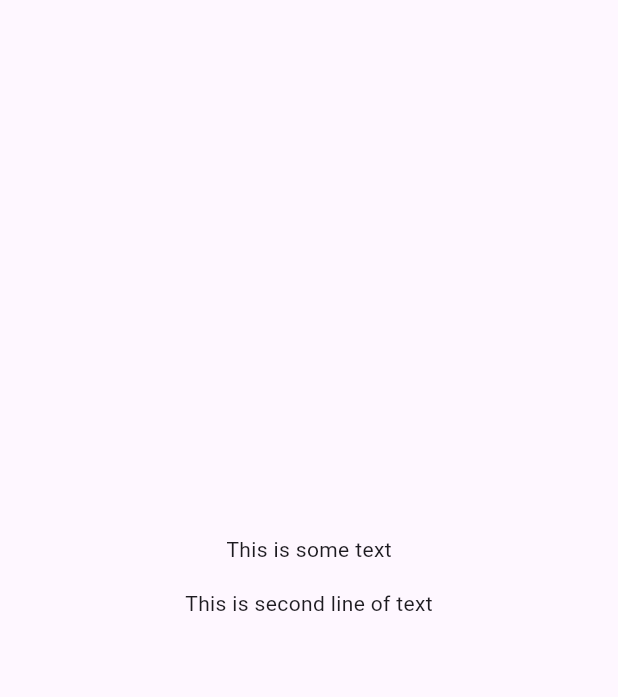
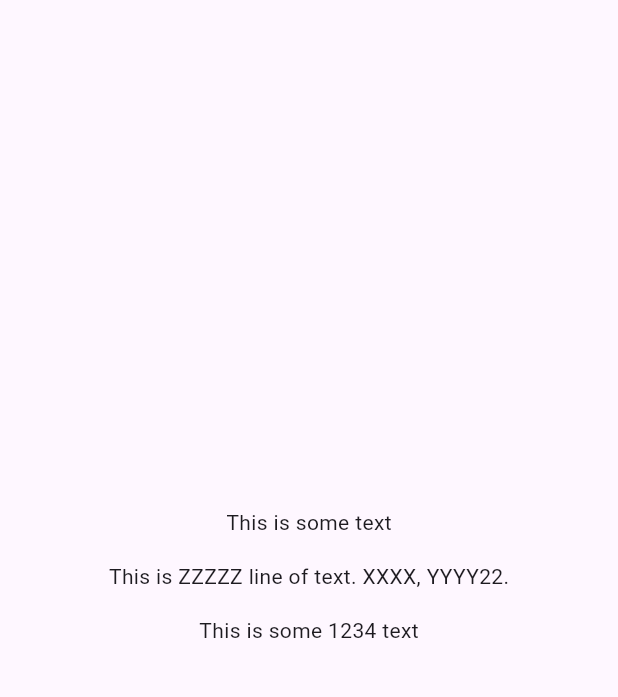
Before and after one commit to s17476/ml_translator, a Flutter app: the first screen one second after launch, on a phone screen of 412 x 824 dp, the part 84-781 px from its top. Run offline on Flutter 3.47's test engine with Material 3 defaults, Android fonts, the phone set to English and light mode, and no system bars; missing offline and left inert: analyzer, build, google_mlkit_translation, source_gen.

Commit message:
Custom translations

```diff
--- a/example/lib/main.dart
+++ b/example/lib/main.dart
@@ -58,7 +58,15 @@ class _MyHomePageState extends State<MyHomePage> {
             ),
             const SizedBox(height: 16),
             Text(
-              Translator.of(context).secondText,
+              Translator.of(context).secondText(
+                'ZZZZZ',
+                'XXXX',
+                'YYYY22',
+              ),
+            ),
+            const SizedBox(height: 16),
+            Text(
+              Translator.of(context).bodyTextWithVar('1234'),
             ),
           ],
         ),
--- a/example/lib/model/example.dart
+++ b/example/lib/model/example.dart
@@ -5,242 +5,19 @@ part 'example.translator.dart';
 @MlTranslator(sourceLanguage: 'en')
 class Example with _$Example {
   const factory Example({
-    @Val('My best app', description: 'My awesome title') String title,
-    @Val('This is some text') String bodyText,
-    @Val('This is second line of text') String secondText,
+    @Val(
+      'My best app',
+      description: 'My awesome title',
+      pl: 'Mój customowy własny opis',
+    )
+    String title,
+    @Val('This is some text', pl: 'Ble ble') String bodyText,
+    @Val('This is some %s text', description: 'My descriptionix')
+    String bodyTextWithVar,
+    @Val(
+      'This is %s line of text. %s, %s.',
+      description: 'Mój opis',
+    )
+    String secondText,
   }) = _Example;
 }
-
-// class _Example implements Example, MlTranslation {
-//   const _Example({
-//     this.sourceLanguage = 'en',
-//     this.$downloading = 'Downloading language model',
-//     this.$translating = 'Translating',
-//     this.$done = 'Done',
-//     this.$error = 'Error',
-//     this.$attribution =
-//         'THIS SERVICE MAY CONTAIN TRANSLATIONS POWERED BY GOOGLE. GOOGLE DISCLAIMS ALL WARRANTIES RELATED TO THE TRANSLATIONS, EXPRESS OR IMPLIED, INCLUDING ANY WARRANTIES OF ACCURACY, RELIABILITY, AND ANY IMPLIED WARRANTIES OF MERCHANTABILITY, FITNESS FOR A PARTICULAR PURPOSE AND NONINFRINGEMENT.',
-//     this.title = 'My best app',
-//     this.bodyText = 'This is some text',
-//     this.secondText = 'This is second line of text',
-//   });
-
-//   @override
-//   final String sourceLanguage;
-
-//   @override
-//   final String $downloading;
-
-//   @override
-//   final String $translating;
-
-//   @override
-//   final String $done;
-
-//   @override
-//   final String $error;
-
-//   @override
-//   final String $attribution;
-
-//   @override
-//   final String title;
-
-//   @override
-//   final String bodyText;
-
-//   @override
-//   final String secondText;
-
-//   @override
-//   Future<Example> translateTo(TranslationLanguage targetLanguage) async {
-//     const translate = TranslatorUtils.translate;
-
-//     if (targetLanguage.code == sourceLanguage) return this;
-
-//     return _Example(
-//       sourceLanguage: targetLanguage.code,
-//       $downloading: await translate($downloading),
-//       $translating: await translate($translating),
-//       $done: await translate($done),
-//       $error: await translate($error),
-//       $attribution: await translate($attribution),
-//       title: await translate(title),
-//       bodyText: await translate(bodyText),
-//       secondText: await translate(secondText),
-//     );
-//   }
-
-//   @override
-//   int get hashCode => Object.hashAll([
-//         sourceLanguage,
-//         $downloading,
-//         $translating,
-//         $done,
-//         $error,
-//         $attribution,
-//         title,
-//         bodyText,
-//         secondText,
-//       ]);
-// }
-
-// mixin _$Example {
-//   String get title => throw Exception();
-//   String get bodyText => throw Exception();
-//   String get secondText => throw Exception();
-// }
-
-// class Translator extends StatefulWidget {
-//   const Translator({
-//     super.key,
-//     required this.builder,
-//     this.cleanLanguageModels = true,
-//   });
-
-//   final Builder builder;
-//   final bool cleanLanguageModels;
-
-//   static TranslatorState of(BuildContext context) {
-//     try {
-//       return context
-//           .dependOnInheritedWidgetOfExactType<_InheritedTranslator>()!
-//           .state;
-//     } catch (_) {
-//       throw Exception('Please provide Translator context');
-//     }
-//   }
-
-//   @override
-//   State<Translator> createState() => TranslatorState();
-// }
-
-// class TranslatorState<T extends MlTranslation> extends State<Translator> {
-//   late Example _translation;
-//   bool _isDownloading = false;
-//   bool _isTranslating = false;
-//   bool _showError = false;
-//   bool _showInfo = false;
-
-//   Locale get locale => Locale((_translation as _Example).sourceLanguage);
-
-//   String get $downloading => (_translation as _Example).$downloading;
-//   String get $translating => (_translation as _Example).$translating;
-//   String get $done => (_translation as _Example).$done;
-//   String get $error => (_translation as _Example).$error;
-//   String get $attribution => (_translation as _Example).$attribution;
-
-//   /// My awesome title
-//   String get title => _translation.title;
-
-//   String get bodyText => _translation.bodyText;
-
-//   String get secondText => _translation.secondText;
-
-//   Future<void> translateTo(TranslationLanguage targetLanguage) async {
-//     setState(() {
-//       _isDownloading = true;
-//       _isTranslating = true;
-//       _showError = false;
-//       _showInfo = true;
-//     });
-
-//     const source = (Example() as _Example);
-
-//     final sourceLanguage = source.sourceLanguage;
-
-//     final isInitialized = await TranslatorUtils.initTranslator(
-//       TranslationLanguage.values.firstWhere(
-//         (element) => element.code == sourceLanguage,
-//       ),
-//       targetLanguage,
-//     );
-
-//     setState(() {
-//       _isDownloading = false;
-
-//       if (!isInitialized) {
-//         _isTranslating = false;
-//         _showError = true;
-//       }
-//     });
-
-//     if (isInitialized) {
-//       final result = await source.translateTo(targetLanguage);
-
-//       setState(() {
-//         _translation = result;
-//         _isTranslating = false;
-//       });
-//     }
-
-//     if (widget.cleanLanguageModels) {
-//       TranslatorUtils.deleteLanguage(targetLanguage);
-//     }
-//   }
-
-//   void _confirmTranslation() {
-//     setState(() {
-//       _isDownloading = false;
-//       _isTranslating = false;
-//       _showError = false;
-//       _showInfo = false;
-//     });
-//   }
-
-//   @override
-//   void initState() {
-//     _translation = const Example();
-
-//     Future.delayed(
-//       const Duration(seconds: 2),
-//       () async {
-//         await translateTo(
-//           TranslationLanguage.polish,
-//         );
-//       },
-//     );
-
-//     super.initState();
-//   }
-
-//   @override
-//   Widget build(BuildContext context) {
-//     return Directionality(
-//       textDirection:
-//           TextDirection.ltr, // ustawic text direction na podstawie języka
-//       child: Stack(
-//         children: [
-//           _InheritedTranslator(
-//             state: this,
-//             child: widget.builder,
-//           ),
-//           if (_showInfo)
-//             TranslatorLoadingWidget(
-//               isDownloading: _isDownloading,
-//               isTranslating: _isTranslating,
-//               showError: _showError,
-//               downloading: $downloading,
-//               translating: $translating,
-//               done: $done,
-//               error: $error,
-//               attribution: $attribution,
-//               confirm: _confirmTranslation,
-//             )
-//         ],
-//       ),
-//     );
-//   }
-// }
-
-// class _InheritedTranslator extends InheritedWidget {
-//   final TranslatorState state;
-
-//   const _InheritedTranslator({
-//     required this.state,
-//     required super.child,
-//   });
-
-//   @override
-//   bool updateShouldNotify(_InheritedTranslator oldWidget) => oldWidget != this;
-// }
--- a/example/lib/model/example.translator.dart
+++ b/example/lib/model/example.translator.dart
@@ -5,6 +5,11 @@ part of 'example.dart';
 // **************************************************************************
 // TranslatorGenerator
 // **************************************************************************
+
+const _$translations = <String, String>{
+  'title_pl': 'Mój customowy własny opis',
+  'bodyText_pl': 'Ble ble',
+};
 
 class _Example implements Example, MlTranslation {
   const _Example({
@@ -15,9 +20,11 @@ class _Example implements Example, MlTranslation {
     this.$error = 'Error',
     this.$attribution =
         'THIS SERVICE MAY CONTAIN TRANSLATIONS POWERED BY GOOGLE. GOOGLE DISCLAIMS ALL WARRANTIES RELATED TO THE TRANSLATIONS, EXPRESS OR IMPLIED, INCLUDING ANY WARRANTIES OF ACCURACY, RELIABILITY, AND ANY IMPLIED WARRANTIES OF MERCHANTABILITY, FITNESS FOR A PARTICULAR PURPOSE AND NONINFRINGEMENT.',
+    this.$translations = _$translations,
     this.title = 'My best app',
     this.bodyText = 'This is some text',
-    this.secondText = 'This is second line of text',
+    this.bodyTextWithVar = 'This is some %s text',
+    this.secondText = 'This is %s line of text. %s, %s.',
   });
 
   @override
@@ -39,10 +46,16 @@ class _Example implements Example, MlTranslation {
   final String $attribution;
 
   @override
+  final Map<String, String>? $translations;
+
+  @override
   final String title;
 
   @override
   final String bodyText;
+
+  @override
+  final String bodyTextWithVar;
 
   @override
   final String secondText;
@@ -60,22 +73,30 @@ class _Example implements Example, MlTranslation {
       $done: await translate($done),
       $error: await translate($error),
       $attribution: await translate($attribution),
-      title: await translate(title),
-      bodyText: await translate(bodyText),
-      secondText: await translate(secondText),
+      title: _$translations['title_${targetLanguage.code}'] ??
+          await translate(title),
+      bodyText: _$translations['bodyText_${targetLanguage.code}'] ??
+          await translate(bodyText),
+      bodyTextWithVar:
+          _$translations['bodyTextWithVar_${targetLanguage.code}'] ??
+              await translate(bodyTextWithVar),
+      secondText: _$translations['secondText_${targetLanguage.code}'] ??
+          await translate(secondText),
     );
   }
 
   @override
   Map<String, dynamic> toJson() => {
         'sourceLanguage': sourceLanguage,
-        'downloading': $downloading,
-        'translating': $translating,
-        'done': $done,
-        'error': $error,
-        'attribution': $attribution,
+        '\$downloading': $downloading,
+        '\$translating': $translating,
+        '\$done': $done,
+        '\$error': $error,
+        '\$attribution': $attribution,
+        '\$translations': $translations,
         'title': title,
         'bodyText': bodyText,
+        'bodyTextWithVar': bodyTextWithVar,
         'secondText': secondText,
       };
 
@@ -87,8 +108,10 @@ class _Example implements Example, MlTranslation {
         $done: json['\$done'] as String,
         $error: json['\$error'] as String,
         $attribution: json['\$attribution'] as String,
+        $translations: json['\$translations'] as Map<String, String>,
         title: json['title'] as String,
         bodyText: json['bodyText'] as String,
+        bodyTextWithVar: json['bodyTextWithVar'] as String,
         secondText: json['secondText'] as String,
       );
 
@@ -110,6 +133,8 @@ class _Example implements Example, MlTranslation {
             (identical(other.title, title) || other.title == title) &&
             (identical(other.bodyText, bodyText) ||
                 other.bodyText == bodyText) &&
+            (identical(other.bodyTextWithVar, bodyTextWithVar) ||
+                other.bodyTextWithVar == bodyTextWithVar) &&
             (identical(other.secondText, secondText) ||
                 other.secondText == secondText));
   }
@@ -124,6 +149,7 @@ class _Example implements Example, MlTranslation {
         $attribution,
         title,
         bodyText,
+        bodyTextWithVar,
         secondText,
       ]);
 }
@@ -131,6 +157,7 @@ class _Example implements Example, MlTranslation {
 mixin _$Example {
   String get title => throw Exception();
   String get bodyText => throw Exception();
+  String get bodyTextWithVar => throw Exception();
   String get secondText => throw Exception();
 }
 
@@ -167,11 +194,11 @@ class TranslatorState extends State<Translator> {
 
   Locale get locale => Locale((_translation as _Example).sourceLanguage);
 
-  String get $downloading => (_translation as _Example).$downloading;
-  String get $translating => (_translation as _Example).$translating;
-  String get $done => (_translation as _Example).$done;
-  String get $error => (_translation as _Example).$error;
-  String get $attribution => (_translation as _Example).$attribution;
+  String get _$downloading => (_translation as _Example).$downloading;
+  String get _$translating => (_translation as _Example).$translating;
+  String get _$done => (_translation as _Example).$done;
+  String get _$error => (_translation as _Example).$error;
+  String get _$attribution => (_translation as _Example).$attribution;
 
   /// My awesome title
   ///
@@ -181,8 +208,30 @@ class TranslatorState extends State<Translator> {
   /// **This is some text**
   String get bodyText => _translation.bodyText;
 
-  /// **This is second line of text**
-  String get secondText => _translation.secondText;
+  String get _bodyTextWithVar => _translation.bodyTextWithVar;
+
+  /// My descriptionix
+  ///
+  /// **This is some %s text**
+  String bodyTextWithVar(
+    String s0,
+  ) =>
+      _bodyTextWithVar.replaceFirst('%s', s0);
+
+  String get _secondText => _translation.secondText;
+
+  /// Mój opis
+  ///
+  /// **This is %s line of text. %s, %s.**
+  String secondText(
+    String s0,
+    String s1,
+    String s2,
+  ) =>
+      _secondText
+          .replaceFirst('%s', s0)
+          .replaceFirst('%s', s1)
+          .replaceFirst('%s', s2);
 
   Future<void> translateTo(TranslationLanguage targetLanguage) async {
     setState(() {
@@ -267,11 +316,11 @@ class TranslatorState extends State<Translator> {
               isDownloading: _isDownloading,
               isTranslating: _isTranslating,
               showError: _showError,
-              downloading: $downloading,
-              translating: $translating,
-              done: $done,
-              error: $error,
-              attribution: $attribution,
+              downloading: _$downloading,
+              translating: _$translating,
+              done: _$done,
+              error: _$error,
+              attribution: _$attribution,
               confirm: _confirmTranslation,
             )
         ],
--- a/ml_translator/lib/src/ml_translation.dart
+++ b/ml_translator/lib/src/ml_translation.dart
@@ -15,6 +15,8 @@ abstract class MlTranslation {
 
   String get $attribution;
 
+  Map<String, String>? get $translations;
+
   Future<Object> translateTo(TranslationLanguage targetLanguage);
 
   Map<String, dynamic> toJson();
--- a/ml_translator/lib/utils/translator_utils.dart
+++ b/ml_translator/lib/utils/translator_utils.dart
@@ -51,12 +51,19 @@ class TranslatorUtils {
     return true;
   }
 
-  static Future<String> translate(
-    String string,
-  ) async {
-    final result = await _translator!.translateText(string);
+  static Future<String> translate(String string) async {
+    if (!string.contains('%s')) {
+      return await _translator!.translateText(string);
+    }
 
-    return result;
+    final replaced = string.replaceAll('%s', 'xxxx');
+
+    final result = await _translator!.translateText(replaced);
+
+    return result
+        .replaceAll('xxxx', '%s')
+        .replaceAll('XXXX', '%s')
+        .replaceAll('Xxxx', '%s');
   }
 
   static Future<bool> _initLanguage(TranslationLanguage language) async {
```
Also changed, not shown: ml_translator_generator/lib/src/ml_translator_generator.dart (+68 -10 lines).
